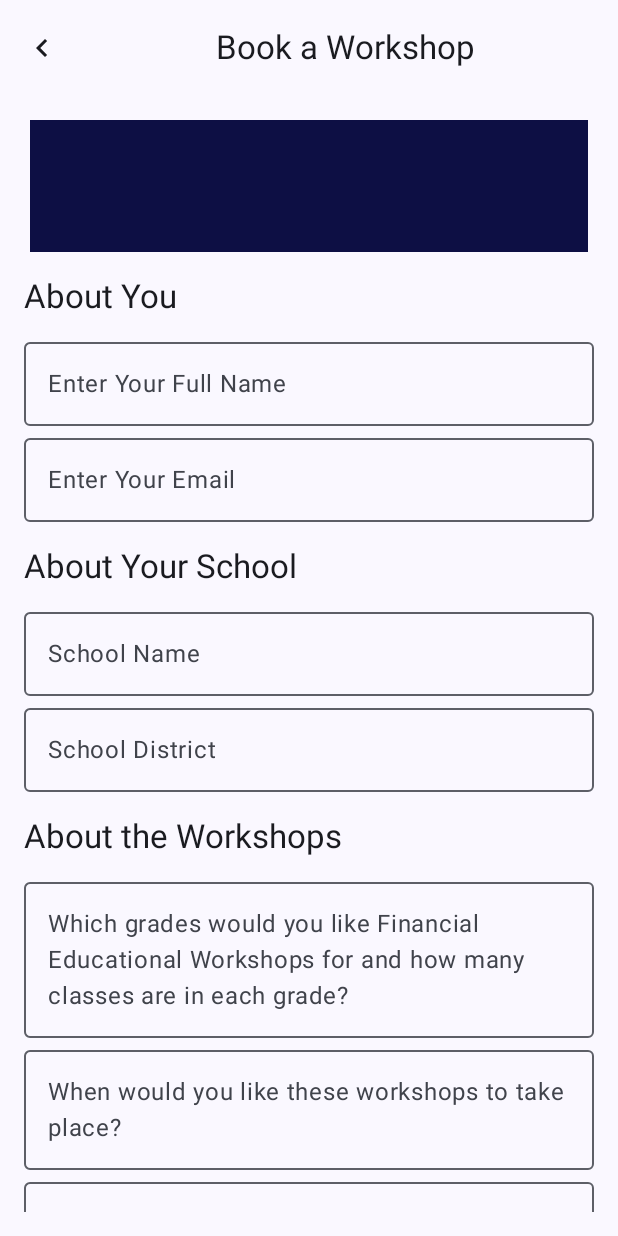
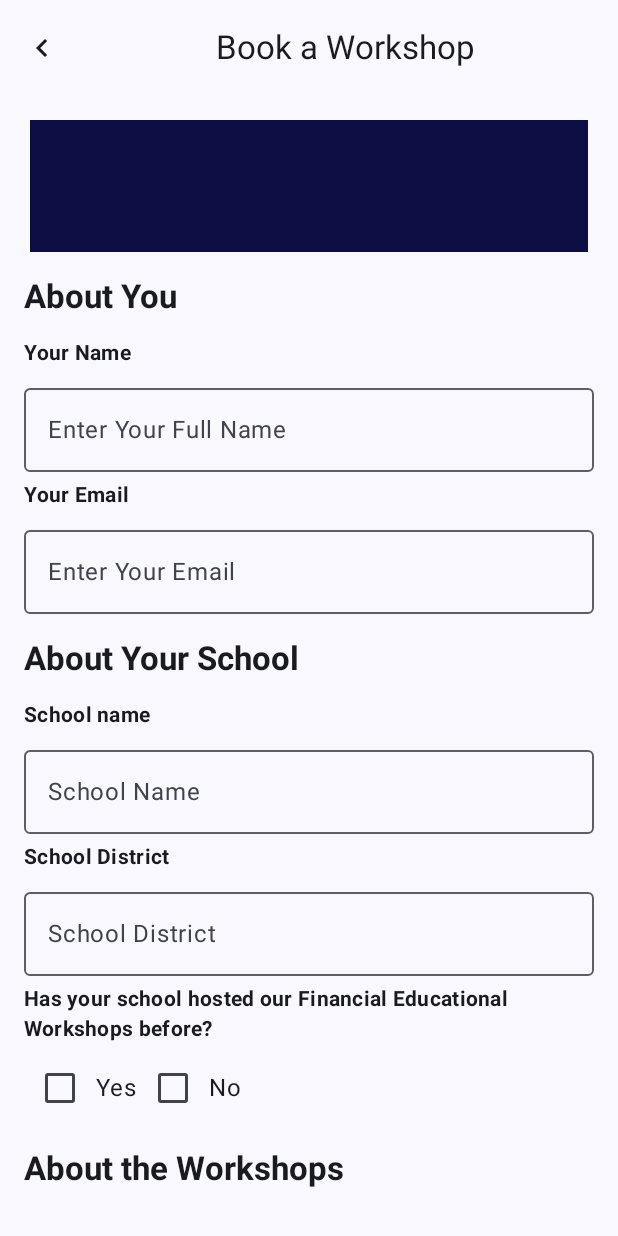
Before and after one commit to Aman-pandey07/Financial_Litracy_App, an Android app built with Jetpack Compose: the composable BookAWorkshopScreen shown on its own in the app's theme, on a phone screen of 412 x 824 dp. Run offline under Robolectric (Android 15) with nearby library versions, the phone set to English and light mode, and no system bars.

Commit message:
bookworkshop work Done

```diff
--- a/app/src/main/java/com/aman/financial_litracy_app/MainActivity.kt
+++ b/app/src/main/java/com/aman/financial_litracy_app/MainActivity.kt
@@ -12,6 +12,7 @@ import androidx.lifecycle.viewmodel.compose.viewModel
 import com.aman.financial_litracy_app.courses.CourseListScreen
 import com.aman.financial_litracy_app.homescreen.NotificationScreen
 import com.aman.financial_litracy_app.leftnavigationdrawer.AboutUsScreen
+import com.aman.financial_litracy_app.leftnavigationdrawer.BookAWorkshopScreen
 import com.aman.financial_litracy_app.leftnavigationdrawer.ContactUsScreen
 import com.aman.financial_litracy_app.leftnavigationdrawer.LeftNavigationDrawer
 import com.aman.financial_litracy_app.leftnavigationdrawer.TermsAndConditionScreen
@@ -34,7 +35,7 @@ class MainActivity : ComponentActivity() {
 //                Surface(color = MaterialTheme.colorScheme.background) {
 //                    App()
 //                }
-                LeftNavigationDrawer()
+                BookAWorkshopScreen()
             }
         }
     }
--- a/app/src/main/java/com/aman/financial_litracy_app/leftnavigationdrawer/BookAWorkshopScreen.kt
+++ b/app/src/main/java/com/aman/financial_litracy_app/leftnavigationdrawer/BookAWorkshopScreen.kt
@@ -3,12 +3,15 @@ package com.aman.financial_litracy_app.leftnavigationdrawer
 
 import android.widget.RadioGroup
 import androidx.compose.foundation.Image
+import androidx.compose.foundation.background
 import androidx.compose.foundation.layout.Column
+import androidx.compose.foundation.layout.Row
 import androidx.compose.foundation.layout.fillMaxSize
 import androidx.compose.foundation.layout.fillMaxWidth
 import androidx.compose.foundation.layout.height
 import androidx.compose.foundation.layout.padding
 import androidx.compose.foundation.rememberScrollState
+import androidx.compose.foundation.shape.RoundedCornerShape
 import androidx.compose.foundation.text.KeyboardOptions
 import androidx.compose.foundation.verticalScroll
 import androidx.compose.material.icons.Icons
@@ -31,8 +34,11 @@ import androidx.compose.runtime.getValue
 import androidx.compose.runtime.mutableStateOf
 import androidx.compose.runtime.remember
 import androidx.compose.runtime.setValue
+import androidx.compose.ui.Alignment
 import androidx.compose.ui.Modifier
+import androidx.compose.ui.graphics.Color
 import androidx.compose.ui.res.painterResource
+import androidx.compose.ui.text.font.FontWeight
 import androidx.compose.ui.text.input.KeyboardType
 import androidx.compose.ui.text.style.TextAlign
 import androidx.compose.ui.tooling.preview.Preview
@@ -68,7 +74,8 @@ fun BookAWorkshopScreen(modifier: Modifier = Modifier) {
             var schoolDistrict by remember { mutableStateOf("") }
             var workshopGradesAndClasses by remember { mutableStateOf("") }
             var workshopStartDate by remember { mutableStateOf("") }
-            var preferredEducator by remember { mutableStateOf("") }
+            var whichEducator by remember { mutableStateOf("") }
+            var workshopDeliveryFormat by remember { mutableStateOf("") }
 
 
             Column(
@@ -88,12 +95,14 @@ fun BookAWorkshopScreen(modifier: Modifier = Modifier) {
 
                 // About You section
                 SectionTitle(text = "About You")
+                DescText(text = "Your Name")
                 OutlinedTextField(
                     value = yourName,
                     onValueChange = { yourName = it },
                     label = { Text("Enter Your Full Name") },
                     modifier = Modifier.fillMaxWidth()
                 )
+                DescText(text = "Your Email")
                 OutlinedTextField(
                     value = yourEmail,
                     onValueChange = { yourEmail = it },
@@ -104,18 +113,34 @@ fun BookAWorkshopScreen(modifier: Modifier = Modifier) {
 
                 // About Your School section
                 SectionTitle(text = "About Your School")
+
+                DescText(text = "School name")
                 OutlinedTextField(
                     value = schoolName,
                     onValueChange = { schoolName = it },
                     label = { Text("School Name") },
                     modifier = Modifier.fillMaxWidth()
                 )
+                DescText(text = "School District")
                 OutlinedTextField(
                     value = schoolDistrict,
                     onValueChange = { schoolDistrict = it },
                     label = { Text("School District") },
                     modifier = Modifier.fillMaxWidth()
                 )
+
+                DescText(text = "Has your school hosted our Financial Educational Workshops before?")
+                Row {
+                    val hasHostedWorkshops by remember { mutableStateOf(false) }
+
+                    Checkbox(checked =hasHostedWorkshops , onCheckedChange = {})
+                    Text(text = "Yes", modifier = Modifier.align(Alignment.CenterVertically))
+                    val hasHostedWorkshopsNegative by remember { mutableStateOf(false) }
+                    Checkbox(checked =hasHostedWorkshopsNegative , onCheckedChange = {})
+                    Text(text = "No", modifier = Modifier.align(Alignment.CenterVertically))
+                }
+
+
 //                TODO here you have to implement the checkbox code
 //                Checkbox(
 //                    checked = hasHostedWorkshops,
@@ -126,6 +151,23 @@ fun BookAWorkshopScreen(modifier: Modifier = Modifier) {
                 // About the Workshops section
                 SectionTitle(text = "About the Workshops")
                 //                TODO here you have to implement the checkbox code
+                DescText(text = "How could you like the workshops delivered")
+                Row {
+
+                    val inPerson by remember { mutableStateOf(false) }
+                    Checkbox(checked =inPerson , onCheckedChange = {})
+                    Text(text = "In-Person", modifier = Modifier.align(Alignment.CenterVertically))
+
+
+                    val online by remember { mutableStateOf(false) }
+                    Checkbox(checked =online , onCheckedChange = {})
+                    Text(text = "Online", modifier = Modifier.align(Alignment.CenterVertically))
+
+                    val either by remember { mutableStateOf(false) }
+                    Checkbox(checked =either , onCheckedChange = {})
+                    Text(text = "either", modifier = Modifier.align(Alignment.CenterVertically))
+                }
+
 
 //                RadioGroup(
 //                    selectedRadio = workshopDelivery,
@@ -145,10 +187,12 @@ fun BookAWorkshopScreen(modifier: Modifier = Modifier) {
 //                        value = "Either"
 //                    )
 //                }
+
+                DescText(text = "Which grades would you like Financial Educational Workshops for and how many classes are in each grade?")
                 OutlinedTextField(
                     value = workshopGradesAndClasses,
                     onValueChange = { workshopGradesAndClasses = it },
-                    label = { Text("Which grades would you like Financial Educational Workshops for and how many classes are in each grade?") },
+                    label = { Text("Description Here") },
                     modifier = Modifier.fillMaxWidth()
                 )
 
@@ -157,28 +201,68 @@ fun BookAWorkshopScreen(modifier: Modifier = Modifier) {
 //                    onCheckedChange = { hasWorkshopForParents = it },
 //                    label = { Text("Would you like to have a workshop for parents?") }
 //                )
+                DescText(text = "would you like to have a  workshops for parents?")
+                var parentsWorkshopY by remember { mutableStateOf(false) }
+                var parentsWorkshopN by remember { mutableStateOf(false) }
+                Row {
+                    Checkbox(checked = parentsWorkshopY, onCheckedChange = { parentsWorkshopY = it})
+                    Text(text = "Yes", modifier = Modifier.align(Alignment.CenterVertically))
+                    Checkbox(checked = parentsWorkshopN, onCheckedChange = { parentsWorkshopN = it})
+                    Text(text = "Yes", modifier = Modifier.align(Alignment.CenterVertically))
+                }
+
+
+                DescText(text = "Ideally,When would you like these workshops to take place?")
                 OutlinedTextField(
                     value = workshopStartDate,
                     onValueChange = { workshopStartDate = it },
-                    label = { Text("When would you like these workshops to take place?") },
                     modifier = Modifier.fillMaxWidth()
                 )
+
+                DescText(text = "Do you have a preference for which educator on our team visits your school?")
                 OutlinedTextField(
-                    value = preferredEducator,
-                    onValueChange = { preferredEducator = it },
-                    label = { Text("Do you have a preference for which educator on our team visits your school?") },
+                    value = whichEducator,
+                    onValueChange = { whichEducator = it },
+                    modifier = Modifier.fillMaxWidth()
+                )
+                DescText(text = "Which Workshop delivery format works best for your School? Click Here to select options?")
+                OutlinedTextField(
+                    value = workshopDeliveryFormat,
+                    onValueChange = { workshopDeliveryFormat = it },
                     modifier = Modifier.fillMaxWidth()
                 )
 
 
-                // Submit button
+                Row {
+                    var permission1 by remember { mutableStateOf(false) }
+                    Checkbox(checked = permission1, onCheckedChange = { permission1 = it})
+                    Text(
+                        text = "I have read and agree to the Terms and Conditions",
+                        modifier=Modifier.align(Alignment.CenterVertically)
+                    )
+                }
+                Row {
+                    var permission2 by remember { mutableStateOf(false) }
+                    Checkbox(checked = permission2, onCheckedChange = { permission2 = it})
+                    Text(
+                        text = "I believe my school is eligible for funding",
+                        modifier=Modifier.align(Alignment.CenterVertically)
+                    )
+                }
+
+
                 Button(
-                    onClick = { /* Handle submit */ },
+                    onClick = {
+                        // Handle submit
+                    },
                     modifier = Modifier
                         .fillMaxWidth()
-                        .padding(top = 16.dp)
+                        .padding(horizontal = 20.dp)
+                        .height(50.dp)
+                        .background(color = Color.White),
+                    shape = RoundedCornerShape(10.dp)// Adjust button padding
                 ) {
-                    Text(text = "Submit")
+                    Text(text = "Submit", color = Color.White) // White text on primary background
                 }
             }
         }
@@ -197,8 +281,21 @@ fun SectionTitle(text: String) {
     Text(
         text = text,
         style = MaterialTheme.typography.titleLarge,
+        fontWeight = FontWeight.Bold,
         modifier = Modifier
             .padding(top = 16.dp, bottom = 8.dp)
             .fillMaxWidth()
     )
 }
+
+@Composable
+fun DescText(text: String) {
+    Text(
+        text = text,
+        style = MaterialTheme.typography.bodyMedium,
+        fontWeight = FontWeight.Bold,
+        modifier = Modifier
+            .fillMaxWidth()
+            .padding(top = 5.dp, bottom = 5.dp)
+    )
+}
```
